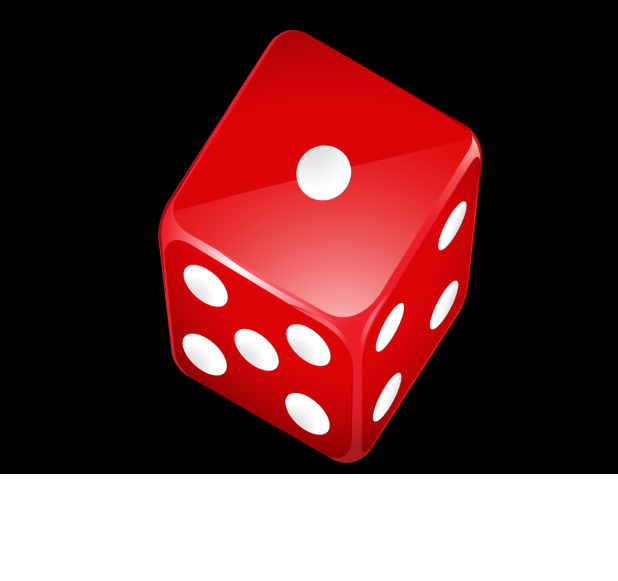
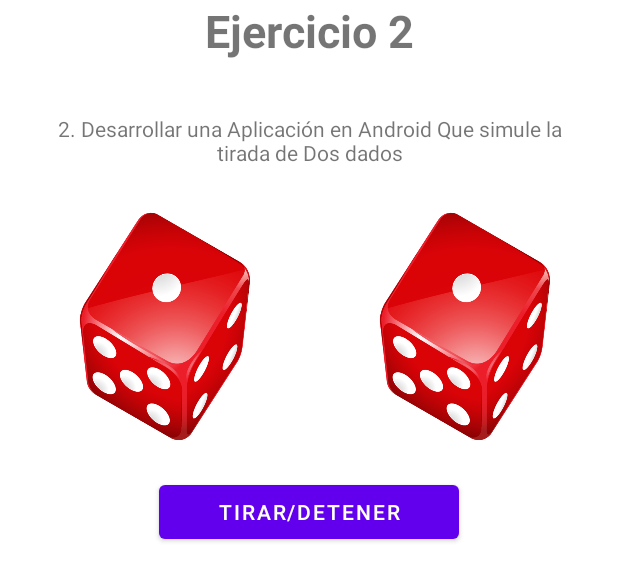
Before and after one commit to RobertoAnguloDeveloper/AppU2, an Android app: the layout fragment_ej2.xml on its own in the app's theme, with its tools: preview values and no code run, on a phone screen of 412 x 824 dp. Shown: the top 581 px of the screen. Run offline under Robolectric (Android 15) with nearby library versions, the phone set to English and light mode, and no system bars.

Commit message:
Ej2 Done

```diff
--- a/app/src/main/res/layout/fragment_ej1.xml
+++ b/app/src/main/res/layout/fragment_ej1.xml
@@ -25,8 +25,8 @@
             android:layout_width="match_parent"
             android:layout_height="wrap_content"
             android:text="@string/ejDescription"
-            android:justificationMode="inter_word"
-            android:layout_marginTop="15dp"/>
+            android:gravity="center_horizontal"
+            android:layout_margin="25dp"/>
 
         <TextView
             android:id="@+id/resultadoEj1"
--- a/app/src/main/res/layout/fragment_ej2.xml
+++ b/app/src/main/res/layout/fragment_ej2.xml
@@ -4,12 +4,72 @@
     xmlns:tools="http://schemas.android.com/tools"
     android:layout_width="wrap_content"
     android:layout_height="wrap_content"
-    android:background="#000000"
     tools:context=".ui.fragments.Ej2Fragment">
 
-    <ImageView
-        android:id="@+id/dice"
-        android:layout_width="match_parent"
-        android:layout_height="316dp"
-        android:src="@drawable/d1" />
+    <LinearLayout
+        android:layout_width="wrap_content"
+        android:layout_height="wrap_content"
+        android:orientation="vertical">
+
+        <TextView
+            android:id="@+id/ej2Tittle"
+            android:layout_width="match_parent"
+            android:layout_height="wrap_content"
+            android:layout_marginBottom="10dp"
+            android:text="@string/ej2Title"
+            android:textAlignment="center"
+            android:textSize="30sp"
+            android:textStyle="bold" />
+
+        <TextView
+            android:id="@+id/ej2Description"
+            android:layout_width="match_parent"
+            android:layout_height="wrap_content"
+            android:text="@string/ej2Description"
+            android:gravity="center_horizontal"
+            android:layout_marginTop="5dp"
+            android:padding="20dp"/>
+
+
+        <TableLayout
+            android:layout_width="match_parent"
+            android:layout_height="match_parent">
+
+            <TableRow
+                android:layout_width="match_parent"
+                android:layout_height="match_parent"
+                android:gravity="center_horizontal">
+
+                <ImageView
+                    android:id="@+id/dice1"
+                    android:layout_width="200dp"
+                    android:layout_height="166dp"
+                    android:contentDescription="DiceLeft"
+                    android:src="@drawable/d1" />
+
+
+                <ImageView
+                    android:id="@+id/dice2"
+                    android:layout_width="200dp"
+                    android:layout_height="match_parent"
+                    android:contentDescription="DiceRight"
+                    android:src="@drawable/d1" />
+            </TableRow>
+
+            <TableRow
+                android:layout_width="wrap_content"
+                android:layout_height="wrap_content"
+                android:gravity="center_horizontal">
+                <Button
+                    android:id="@+id/btnTirarDados"
+                    android:layout_width="wrap_content"
+                    android:layout_height="wrap_content"
+                    android:layout_marginTop="20dp"
+                    android:text="Tirar/Detener"
+                    />
+            </TableRow>
+        </TableLayout>
+
+    </LinearLayout>
+
 </FrameLayout>
--- a/app/src/main/res/values/strings.xml
+++ b/app/src/main/res/values/strings.xml
@@ -15,4 +15,6 @@
     <string name="resultadoEj1">Resultado</string>
     <string name="ej1Title">Ejercicio 1</string>
     <string name="ejDescription">1. Desarrollar una Apps en Android que Calcule el Cubo de un Numero, si el número es mayor de 100, la aplicación mostrar un mensaje con Toast “Eres muy afortunado”</string>
+    <string name="ej2Title">Ejercicio 2</string>
+    <string name="ej2Description">2. Desarrollar una Aplicación en Android Que simule la tirada de Dos dados</string>
 </resources>
```
Also changed, not shown: app/src/main/java/com/udc/aau2/ejercicios/Ej2.java (+22 -0 lines), app/src/main/java/com/udc/aau2/ui/fragments/Ej2Fragment.java (+36 -12 lines), app/src/main/res/layout/activity_main.xml (+5 -5 lines).
